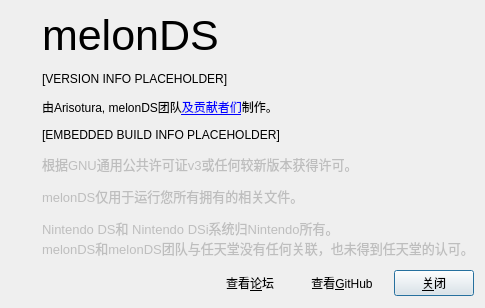
First picture: the form in src/frontend/qt_sdl/AboutDialog.ui, repository melonDS-emu/melonDS, before the edit.
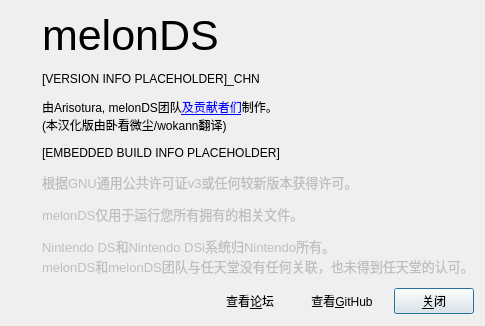
Second picture: the form after the edit. Icons and pictures are not drawn.

```diff
--- a/src/frontend/qt_sdl/AboutDialog.ui
+++ b/src/frontend/qt_sdl/AboutDialog.ui
@@ -118,7 +118,7 @@
           <bool>true</bool>
          </property>
          <property name="text">
-          <string>[VERSION INFO PLACEHOLDER]</string>
+          <string>[VERSION INFO PLACEHOLDER]_CHN</string>
          </property>
          <property name="textFormat">
           <enum>Qt::TextFormat::MarkdownText</enum>
@@ -131,7 +131,7 @@
           <bool>true</bool>
          </property>
          <property name="text">
-          <string>由Arisotura, melonDS团队&lt;a href=&quot;https://github.com/melonDS-emu/melonDS/graphs/contributors&quot;&gt;及贡献者们&lt;/a&gt;制作。</string>
+          <string>由Arisotura, melonDS团队&lt;a href=&quot;https://github.com/melonDS-emu/melonDS/graphs/contributors&quot;&gt;及贡献者们&lt;/a&gt;制作。&lt;br /&gt;(本汉化版由卧看微尘/wokann翻译)</string>
          </property>
          <property name="openExternalLinks">
           <bool>true</bool>
@@ -162,7 +162,7 @@
           </font>
          </property>
          <property name="text">
-          <string>&lt;html&gt;&lt;head/&gt;&lt;body&gt;&lt;p&gt;根据GNU通用公共许可证v3或任何较新版本获得许可。&lt;/p&gt;&lt;p&gt;melonDS仅用于运行您所有拥有的相关文件。&lt;/p&gt;&lt;p&gt;Nintendo DS和 Nintendo DSi系统归Nintendo所有。&lt;br /&gt;melonDS和melonDS团队与任天堂没有任何关联，也未得到任天堂的认可。&lt;/p&gt;&lt;/body&gt;&lt;/html&gt;</string>
+          <string>&lt;html&gt;&lt;head/&gt;&lt;body&gt;&lt;p&gt;根据GNU通用公共许可证v3或任何较新版本获得许可。&lt;/p&gt;&lt;p&gt;melonDS仅用于运行您所有拥有的相关文件。&lt;/p&gt;&lt;p&gt;Nintendo DS和Nintendo DSi系统归Nintendo所有。&lt;br /&gt;melonDS和melonDS团队与任天堂没有任何关联，也未得到任天堂的认可。&lt;/p&gt;&lt;/body&gt;&lt;/html&gt;</string>
          </property>
          <property name="textFormat">
           <enum>Qt::TextFormat::RichText</enum>
```
